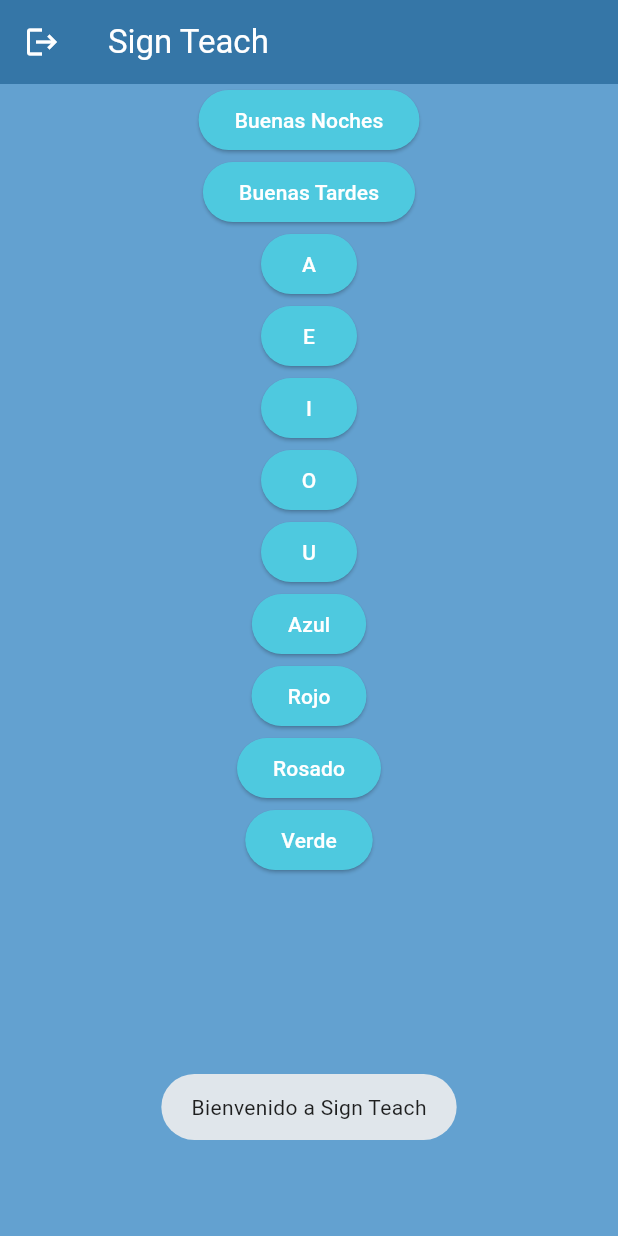
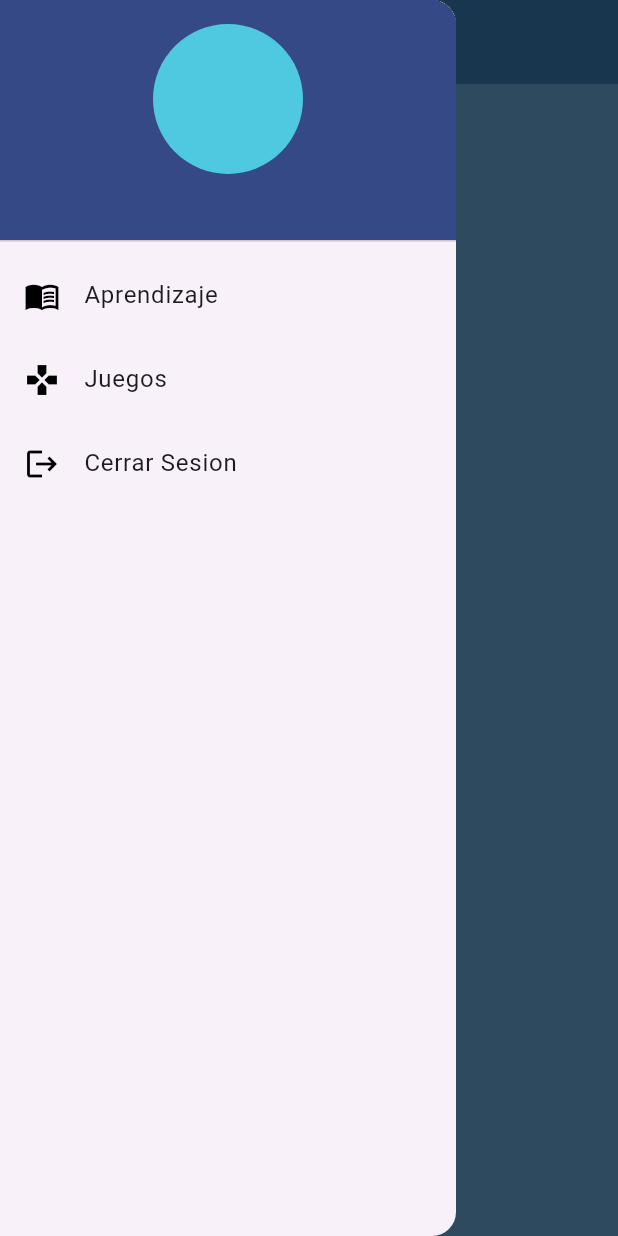
Before and after one commit to Alan1108/signteach, a Flutter app: the MainScreen screen opened directly, with the side drawer open (before the commit the screen has no drawer), on a phone screen of 412 x 824 dp. Run offline on Flutter 3.47's test engine with Material 2 defaults, Android fonts, the phone set to English and light mode, and no system bars; our stand-ins replace firebase_auth, firebase_core, fluttertoast, google_sign_in, video_player; accounts and stored records are empty; generated files the repository leaves out were written again.

Commit message:
feat: a navigation menu was added also a new way to see the videos by sections and also some visual changes

```diff
--- /dev/null
+++ b/lib/components/custom_drawer.dart
@@ -0,0 +1,76 @@
+import 'package:firebase_auth/firebase_auth.dart';
+import 'package:flutter/material.dart';
+import 'package:signteach/repositories/models/user.dart' as appUser;
+import 'package:signteach/utils/consts.dart';
+import 'package:signteach/pages/main_screen.dart';
+import 'package:signteach/pages/games_screen.dart';
+import 'package:signteach/utils/functions.dart';
+
+class CustomDrawer extends StatelessWidget {
+  const CustomDrawer({super.key});
+
+  @override
+  Widget build(BuildContext context) {
+    appUser.User user = getUser();
+    return Drawer(
+      child: ListView(
+        padding: EdgeInsets.zero,
+        children: [
+          DrawerHeader(
+            decoration: const BoxDecoration(color: quaternary),
+            child: Column(
+              children: [
+                CircleAvatar(
+                  backgroundColor: primary,
+                  radius: 50,
+                  child: ClipRRect(
+                    borderRadius: BorderRadius.circular(50),
+                    child: isNull(user.photoUrl)
+                        ? Text(
+                            parseString(user.displayName),
+                            style: const TextStyle(color: Colors.white),
+                          )
+                        : Image.network(parseString(user.photoUrl)),
+                  )
+                  /* Text(
+                    parseString(user.displayName?[0]),
+                    style: const TextStyle(color: Colors.white, fontSize: 70),
+                  ) */
+                  ,
+                ),
+                Text(
+                  parseString(user.email),
+                  style: const TextStyle(color: Colors.white),
+                )
+              ],
+            ),
+          ),
+          ListTile(
+            title: const Text('Aprendizaje'),
+            onTap: () {
+              Navigator.push(context,
+                  MaterialPageRoute(builder: (context) => const MainScreen()));
+            },
+            leading: const Icon(Icons.menu_book_sharp),
+            iconColor: Colors.black,
+          ),
+          ListTile(
+            title: const Text('Juegos'),
+            onTap: () {
+              Navigator.push(context,
+                  MaterialPageRoute(builder: (context) => const GamesScreen()));
+            },
+            leading: const Icon(Icons.gamepad),
+            iconColor: Colors.black,
+          ),
+          ListTile(
+            title: const Text("Cerrar Sesion"),
+            onTap: () => signOut(context),
+            leading: const Icon(Icons.logout),
+            iconColor: Colors.black,
+          )
+        ],
+      ),
+    );
+  }
+}
--- a/lib/pages/main_screen.dart
+++ b/lib/pages/main_screen.dart
@@ -1,9 +1,10 @@
-import 'package:firebase_auth/firebase_auth.dart';
 import 'package:flutter/material.dart';
 import 'package:fluttertoast/fluttertoast.dart';
-import 'package:signteach/pages/letter_screen.dart';
-import 'package:signteach/pages/login_screen.dart';
+import 'package:signteach/pages/category_screen.dart';
+import 'package:signteach/pages/video_screen.dart';
+import 'package:signteach/components/custom_drawer.dart';
 import 'package:signteach/utils/consts.dart';
+import 'package:signteach/utils/functions.dart';
 
 class MainScreen extends StatefulWidget {
   const MainScreen({super.key});
@@ -28,25 +29,20 @@ class MainScreenState extends State<MainScreen> {
       gravity: ToastGravity.BOTTOM,
     );
     return Scaffold(
+      drawer: const CustomDrawer(),
       appBar: AppBar(
         title: const Text(
           'Sign Teach',
           style: TextStyle(color: Colors.white),
         ),
-        leading: IconButton(
-          icon: const Icon(
-            Icons.logout,
-            color: Colors.white,
-          ),
-          onPressed: () {
-            _signOut(context);
-          },
-        ),
         backgroundColor: terciary,
+        iconTheme: const IconThemeData(color: Colors.white),
       ),
       body: Center(
+        child: Padding(
+          padding: const EdgeInsets.fromLTRB(0, 35, 0, 0),
           child: ListView.builder(
-            itemCount: vowelsGreatingsAndColors.length,
+              itemCount: categories.length,
               itemBuilder: (context, index) {
                 if (index >= _currentStartIndex + 10) {
                   _currentStartIndex += 10;
@@ -55,14 +51,16 @@ class MainScreenState extends State<MainScreen> {
                   children: [
                     ElevatedButton(
                       onPressed: () {
-                      changeScreen(context, vowelsGreatingsAndColors[index]);
+                        _changeScreen(context, categories[index].options,
+                            categories[index].name);
                       },
                       style: const ButtonStyle(
                         backgroundColor: MaterialStatePropertyAll(primary),
                         iconColor: MaterialStatePropertyAll(Colors.white),
                       ),
                       child: Text(
-                      vowelsGreatingsAndColors[index].replaceAll('%20', ' '),
+                        parseString(categories[index].name)
+                            .replaceAll('%20', ' '),
                         style: const TextStyle(color: Colors.white),
                       ),
                     ),
@@ -70,31 +68,19 @@ class MainScreenState extends State<MainScreen> {
                 );
               }),
         ),
+      ),
       backgroundColor: secondary,
     );
   }
 
-  void changeScreen(BuildContext context, String letter) {
-    /* FirebaseStorage.instance
-        .ref()
-        .child('Buenas Noches.mp4')
-        .getDownloadURL()
-        .then((value) => videoUrl = value)
-        .catchError((e) => Fluttertoast.showToast(msg: "a")) */
-    ;
+  void _changeScreen(
+      BuildContext context, List<String>? options, String? name) {
     Navigator.push(
         context,
         MaterialPageRoute(
-            builder: (context) => LetterScreen(
-                  videoUrl:
-                      'https://firebasestorage.googleapis.com/v0/b/signteach-be0de.appspot.com/o/$letter.mp4?alt=media',
-                  title: letter,
+            builder: (context) => CategoryScreen(
+                  options: options,
+                  name: name,
                 )));
   }
-
-  void _signOut(BuildContext context) {
-    FirebaseAuth.instance.signOut();
-    Navigator.push(
-        context, MaterialPageRoute(builder: (context) => LoginScreen()));
 }
-}
--- /dev/null
+++ b/lib/repositories/models/teaching_cantegory.dart
@@ -0,0 +1,6 @@
+class TeachingCategory {
+  String? name;
+  List<String>? options;
+
+  TeachingCategory({this.name, this.options});
+}
--- /dev/null
+++ b/lib/repositories/models/user.dart
@@ -0,0 +1,7 @@
+class User {
+  final String? displayName;
+  final String? email;
+  final String? photoUrl;
+
+  User({this.displayName, this.email, this.photoUrl});
+}
--- a/lib/utils/consts.dart
+++ b/lib/utils/consts.dart
@@ -1,4 +1,5 @@
 import 'package:flutter/material.dart';
+import 'package:signteach/repositories/models/teaching_cantegory.dart';
 
 List<String> abecedary = [
   'A',
@@ -30,18 +31,20 @@ List<String> abecedary = [
   'Z'
 ];
 
-List<String> vowelsGreatingsAndColors = [
+List<TeachingCategory> categories = [
+  TeachingCategory(name: "Saludos", options: [
     'Buenas%20Noches',
     'Buenas%20Tardes',
+  ]),
+  TeachingCategory(name: "Vocales", options: [
     'A',
     'E',
     'I',
     'O',
     'U',
-  'Azul',
-  'Rojo',
-  'Rosado',
-  'Verde'
+  ]),
+  TeachingCategory(
+      name: "Colores", options: ['Azul', 'Rojo', 'Rosado', 'Verde'])
 ];
 
 const primary = Color.fromARGB(255, 78, 201, 223);
--- a/lib/utils/functions.dart
+++ b/lib/utils/functions.dart
@@ -1,5 +1,9 @@
 import 'package:firebase_core/firebase_core.dart';
+import 'package:signteach/pages/login_screen.dart';
+import 'package:firebase_auth/firebase_auth.dart';
+import 'package:flutter/material.dart';
 import 'package:signteach/firebase_options.dart';
+import 'package:signteach/repositories/models/user.dart' as appUser;
 
 void initializeFirebase() async {
   await Firebase.initializeApp(
@@ -14,3 +18,20 @@ String parseString(String? str) {
     return str;
   }
 }
+
+bool isNull(String? str) {
+  return str == null ? true : false;
+}
+
+void signOut(BuildContext context) {
+  FirebaseAuth.instance.signOut();
+  Navigator.push(
+      context, MaterialPageRoute(builder: (context) => LoginScreen()));
+}
+
+appUser.User getUser() {
+  return appUser.User(
+      displayName: FirebaseAuth.instance.currentUser?.displayName,
+      email: FirebaseAuth.instance.currentUser?.email,
+      photoUrl: FirebaseAuth.instance.currentUser?.photoURL);
+}
```
Also changed, not shown: lib/pages/category_screen.dart (added, +73 -0 lines), lib/pages/games_screen.dart (added, +31 -0 lines), lib/pages/video_screen.dart (renamed from lib/pages/letter_screen.dart, +9 -13 lines). Lines whose indentation alone changed are shown as unchanged.
